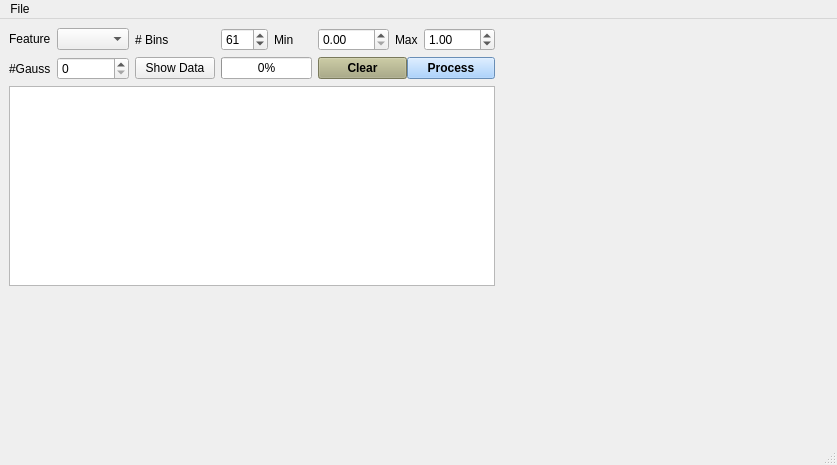
This is chisurf/plugins/burst_selection/gui.ui in Fluorescence-Tools/chisurf as Qt 5 draws it before an edit. The edited form follows.
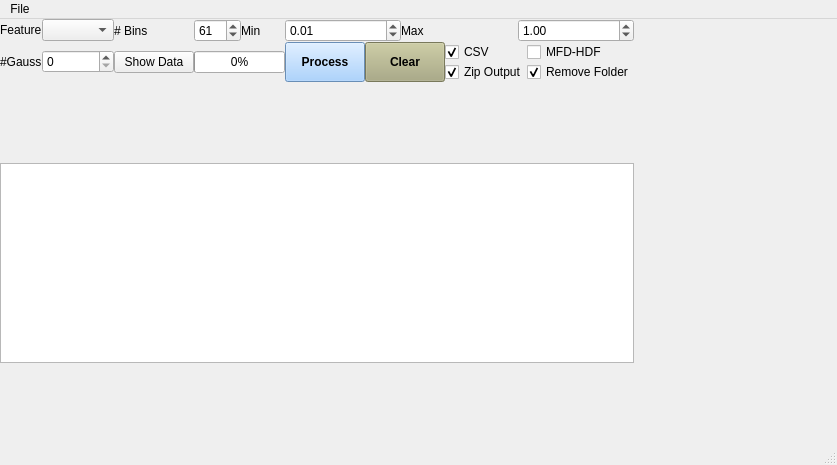
This is the edited form.

Commit message:
Update Burst Selection UI layout and functionality:
- Renamed window title to "Burst selection".
- Updated margins, spacing, and layout structures for improved alignment and consistency.
- Added support for CSV and MFD-HDF exports, along with options for zipping output and removing original folders.
- Enhanced UI elements with new checkboxes, adjusted button styles, and reorganized layout components.
- Refined button functionalities: "Process" and "Clear".

The edit to the form file:
```diff
--- a/chisurf/plugins/burst_selection/gui.ui
+++ b/chisurf/plugins/burst_selection/gui.ui
@@ -15,6 +15,47 @@
   </property>
   <widget class="QWidget" name="centralwidget">
    <layout class="QGridLayout" name="gridLayout">
+    <property name="leftMargin">
+     <number>0</number>
+    </property>
+    <property name="topMargin">
+     <number>0</number>
+    </property>
+    <property name="rightMargin">
+     <number>0</number>
+    </property>
+    <property name="bottomMargin">
+     <number>0</number>
+    </property>
+    <property name="spacing">
+     <number>0</number>
+    </property>
+    <item row="3" column="0">
+     <layout class="QVBoxLayout" name="verticalLayout_4"/>
+    </item>
+    <item row="2" column="0">
+     <layout class="QHBoxLayout" name="horizontalLayout">
+      <property name="spacing">
+       <number>0</number>
+      </property>
+      <item>
+       <widget class="QPlainTextEdit" name="plainTextEdit">
+        <property name="minimumSize">
+         <size>
+          <width>0</width>
+          <height>150</height>
+         </size>
+        </property>
+        <property name="maximumSize">
+         <size>
+          <width>16777215</width>
+          <height>200</height>
+         </size>
+        </property>
+       </widget>
+      </item>
+     </layout>
+    </item>
     <item row="0" column="0">
      <layout class="QGridLayout" name="gridLayout_2">
       <item row="0" column="2">
@@ -46,6 +87,9 @@
         <property name="maximum">
          <double>9999.000000000000000</double>
         </property>
+        <property name="value">
+         <double>0.010000000000000</double>
+        </property>
        </widget>
       </item>
       <item row="0" column="6">
@@ -99,28 +143,64 @@
        </widget>
       </item>
       <item row="1" column="5" colspan="3">
-       <layout class="QHBoxLayout" name="horizontalLayout_2">
+       <layout class="QGridLayout" name="gridLayout_3">
         <property name="spacing">
          <number>0</number>
         </property>
-        <item>
-         <widget class="QPushButton" name="pushButton_2">
-          <property name="font">
-           <font>
-            <weight>75</weight>
-            <bold>true</bold>
-           </font>
+        <item row="0" column="5">
+         <widget class="QCheckBox" name="checkBox_FileCSV">
+          <property name="text">
+           <string>CSV</string>
           </property>
-          <property name="styleSheet">
-           <string notr="true">background-color: rgb(170, 170, 127);</string>
+          <property name="checked">
+           <bool>true</bool>
           </property>
+         </widget>
+        </item>
+        <item row="1" column="6">
+         <widget class="QCheckBox" name="checkBox_RemoveFolder">
+          <property name="toolTip">
+           <string>Remove the original folder after zipping</string>
+          </property>
           <property name="text">
-           <string>Clear</string>
+           <string>Remove Folder</string>
           </property>
+          <property name="checked">
+           <bool>true</bool>
+          </property>
          </widget>
         </item>
-        <item>
+        <item row="1" column="5">
+         <widget class="QCheckBox" name="checkBox_ZipOutput">
+          <property name="toolTip">
+           <string>Zip the output folder after processing</string>
+          </property>
+          <property name="text">
+           <string>Zip Output</string>
+          </property>
+          <property name="checked">
+           <bool>true</bool>
+          </property>
+         </widget>
+        </item>
+        <item row="0" column="6">
+         <widget class="QCheckBox" name="checkBox_FileMFDHDF">
+          <property name="text">
+           <string>MFD-HDF</string>
+          </property>
+          <property name="checked">
+           <bool>false</bool>
+          </property>
+         </widget>
+        </item>
+        <item row="0" column="0" rowspan="2" colspan="4">
          <widget class="QPushButton" name="pushButton">
+          <property name="sizePolicy">
+           <sizepolicy hsizetype="Minimum" vsizetype="Minimum">
+            <horstretch>0</horstretch>
+            <verstretch>0</verstretch>
+           </sizepolicy>
+          </property>
           <property name="font">
            <font>
             <weight>75</weight>
@@ -135,6 +215,28 @@
           </property>
          </widget>
         </item>
+        <item row="0" column="4" rowspan="2">
+         <widget class="QPushButton" name="pushButton_2">
+          <property name="sizePolicy">
+           <sizepolicy hsizetype="Minimum" vsizetype="Minimum">
+            <horstretch>0</horstretch>
+            <verstretch>0</verstretch>
+           </sizepolicy>
+          </property>
+          <property name="font">
+           <font>
+            <weight>75</weight>
+            <bold>true</bold>
+           </font>
+          </property>
+          <property name="styleSheet">
+           <string notr="true">background-color: rgb(170, 170, 127);</string>
+          </property>
+          <property name="text">
+           <string>Clear</string>
+          </property>
+         </widget>
+        </item>
        </layout>
       </item>
       <item row="1" column="3" colspan="2">
@@ -166,30 +268,7 @@
       </item>
      </layout>
     </item>
-    <item row="2" column="0">
-     <layout class="QVBoxLayout" name="verticalLayout_4"/>
-    </item>
-    <item row="1" column="0">
-     <layout class="QHBoxLayout" name="horizontalLayout">
-      <item>
-       <widget class="QPlainTextEdit" name="plainTextEdit">
-        <property name="minimumSize">
-         <size>
-          <width>0</width>
-          <height>150</height>
-         </size>
-        </property>
-        <property name="maximumSize">
-         <size>
-          <width>16777215</width>
-          <height>200</height>
-         </size>
-        </property>
-       </widget>
-      </item>
-     </layout>
-    </item>
-    <item row="0" column="1" rowspan="3">
+    <item row="0" column="1" rowspan="4">
      <widget class="QWidget" name="widget" native="true">
       <property name="sizePolicy">
        <sizepolicy hsizetype="Expanding" vsizetype="Preferred">
```
Left out of the diff: 8 changed lines with no effect on the pictures.
